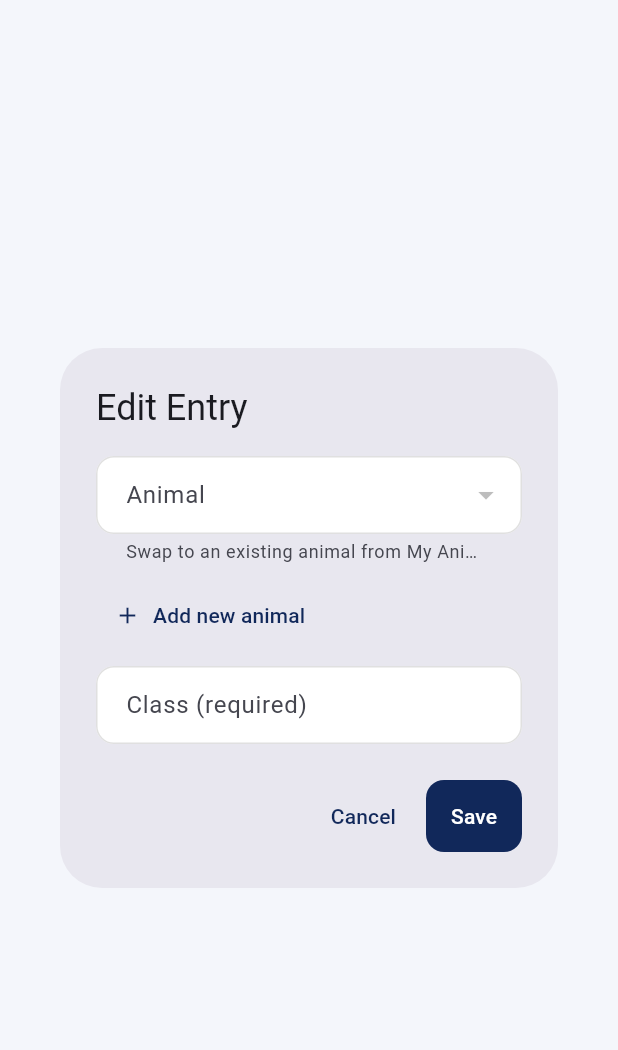
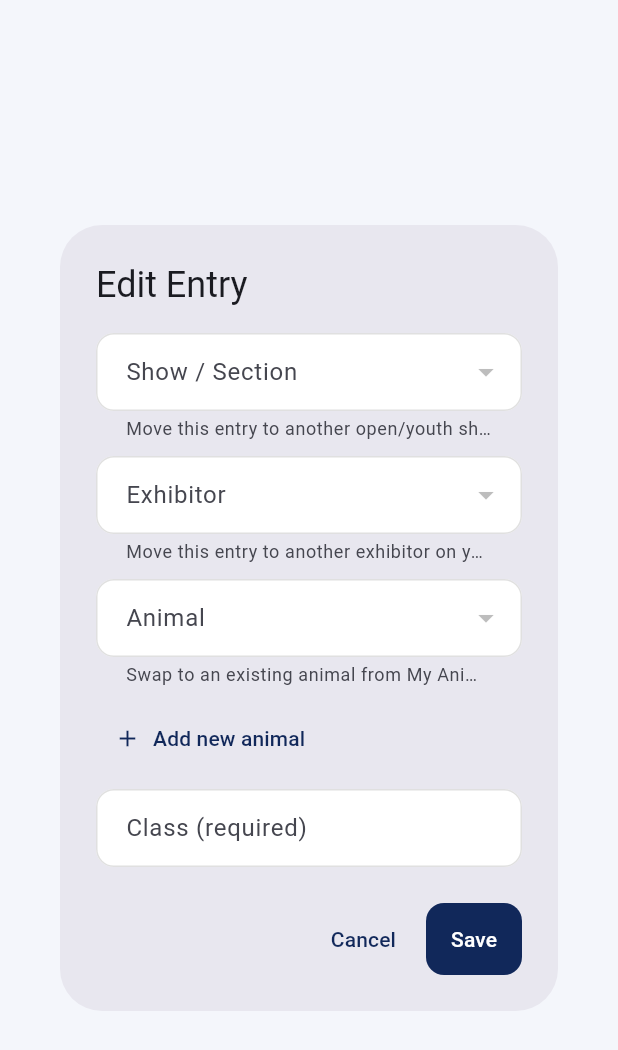
Before and after one commit to hunterinteractive-app/ringmaster-show, a Flutter app: the _EditEntryDialogV2 widget shown alone on an empty page, opened directly with empty values, on a phone screen of 412 x 824 dp. Shown: the top 1050 px of the screen. Run offline on Flutter 3.47's test engine with Material 3 defaults, Android fonts, the phone set to English and light mode, and no system bars; our stand-ins replace pdf, printing, supabase_flutter; missing offline and left inert: dart:html, file_selector; accounts and stored records are empty; network calls fail.

Commit message:
Updated the my entries screen to make adjuments

```diff
--- a/lib/screens/my_entries_screen.dart
+++ b/lib/screens/my_entries_screen.dart
@@ -347,6 +347,19 @@ class _MyEntriesScreenState extends State<MyEntriesScreen> {
     return (rows as List).cast<Map<String, dynamic>>();
   }
 
+  Future<List<Map<String, dynamic>>> _loadMyExhibitors() async {
+    final userId = AppSession.effectiveUserId;
+    if (userId == null) return [];
+
+    final rows = await supabase
+        .from('exhibitors')
+        .select('id,showing_name,display_name')
+        .eq('owner_user_id', userId)
+        .order('display_name', ascending: true);
+
+    return (rows as List).cast<Map<String, dynamic>>();
+  }
+
   Future<void> _editEntry(Map<String, dynamic> entry) async {
     if (AppSession.isSupportMode) {
       setState(() {
@@ -364,13 +377,46 @@ class _MyEntriesScreenState extends State<MyEntriesScreen> {
     }
 
     final animals = await _loadMyAnimals();
+    final exhibitors = await _loadMyExhibitors();
+    final showSections = _sectionsById.values
+        .where((s) => (s['show_id'] ?? '').toString() == showId)
+        .toList()
+      ..sort((a, b) {
+        int kindRank(dynamic value) {
+          final v = (value ?? '').toString().trim().toLowerCase();
+          if (v == 'open') return 0;
+          if (v == 'youth') return 1;
+          return 99;
+        }
+
+        int toInt(dynamic value, [int fallback = 9999]) {
+          if (value == null) return fallback;
+          if (value is int) return value;
+          return int.tryParse(value.toString()) ?? fallback;
+        }
+
+        final kindCmp = kindRank(a['kind']).compareTo(kindRank(b['kind']));
+        if (kindCmp != 0) return kindCmp;
+
+        final sortCmp = toInt(a['sort_order']).compareTo(toInt(b['sort_order']));
+        if (sortCmp != 0) return sortCmp;
+
+        return (a['letter'] ?? '').toString().compareTo(
+              (b['letter'] ?? '').toString(),
+            );
+      });
 
     final result = await showDialog<_EditEntryResult>(
       context: context,
       builder: (_) => _EditEntryDialogV2(
         initialClassName: (entry['class_name'] ?? '').toString(),
         initialAnimalId: (entry['animal_id'] ?? '').toString(),
+        initialSectionId: (entry['section_id'] ?? '').toString(),
+        initialExhibitorId: (entry['exhibitor_id'] ?? '').toString(),
         animals: animals,
+        exhibitors: exhibitors,
+        sections: showSections,
+        sectionLabel: _sectionLabel,
         onAddNewAnimal: () async {
           await Navigator.push(
             context,
@@ -386,6 +432,26 @@ class _MyEntriesScreenState extends State<MyEntriesScreen> {
     final newClass = result.className.trim();
     if (newClass.isEmpty) {
       setState(() => _msg = 'Class is required.');
+      return;
+    }
+
+    final newSectionId = result.sectionId.trim();
+    if (newSectionId.isEmpty) {
+      setState(() => _msg = 'Show section is required.');
+      return;
+    }
+
+    final newExhibitorId = result.exhibitorId.trim();
+    if (newExhibitorId.isEmpty) {
+      setState(() => _msg = 'Exhibitor is required.');
+      return;
+    }
+
+    final exhibitorBelongsToAccount = exhibitors.any(
+      (e) => (e['id'] ?? '').toString() == newExhibitorId,
+    );
+    if (!exhibitorBelongsToAccount) {
+      setState(() => _msg = 'Selected exhibitor was not found on your account.');
       return;
     }
 
@@ -416,6 +482,8 @@ class _MyEntriesScreenState extends State<MyEntriesScreen> {
         'variety': a['variety'],
         'sex': a['sex'],
         'class_name': newClass,
+        'section_id': newSectionId,
+        'exhibitor_id': newExhibitorId,
       }).eq('id', entry['id']);
 
       await _load();
@@ -1395,24 +1463,38 @@ class _ShowExpansionCard extends StatelessWidget {
 class _EditEntryResult {
   final String animalId;
   final String className;
+  final String sectionId;
+  final String exhibitorId;
 
   _EditEntryResult({
     required this.animalId,
     required this.className,
+    required this.sectionId,
+    required this.exhibitorId,
   });
 }
 
 class _EditEntryDialogV2 extends StatefulWidget {
   final String initialAnimalId;
   final String initialClassName;
+  final String initialSectionId;
+  final String initialExhibitorId;
   final List<Map<String, dynamic>> animals;
+  final List<Map<String, dynamic>> exhibitors;
+  final List<Map<String, dynamic>> sections;
+  final String Function(String? sectionId) sectionLabel;
   final Future<void> Function() onAddNewAnimal;
   final Future<List<Map<String, dynamic>>> Function() reloadAnimals;
 
   const _EditEntryDialogV2({
     required this.initialAnimalId,
     required this.initialClassName,
+    required this.initialSectionId,
+    required this.initialExhibitorId,
     required this.animals,
+    required this.exhibitors,
+    required this.sections,
+    required this.sectionLabel,
     required this.onAddNewAnimal,
     required this.reloadAnimals,
   });
@@ -1424,6 +1506,8 @@ class _EditEntryDialogV2 extends StatefulWidget {
 class _EditEntryDialogV2State extends State<_EditEntryDialogV2> {
   late List<Map<String, dynamic>> _animals;
   late String _animalId;
+  late String _sectionId;
+  late String _exhibitorId;
   late TextEditingController _classCtrl;
   bool _busy = false;
 
@@ -1432,6 +1516,8 @@ class _EditEntryDialogV2State extends State<_EditEntryDialogV2> {
     super.initState();
     _animals = widget.animals;
     _animalId = widget.initialAnimalId;
+    _sectionId = widget.initialSectionId;
+    _exhibitorId = widget.initialExhibitorId;
     _classCtrl = TextEditingController(text: widget.initialClassName);
   }
 
@@ -1453,6 +1539,16 @@ class _EditEntryDialogV2State extends State<_EditEntryDialogV2> {
     return '$top — $breed • $variety • $sex';
   }
 
+  String _exhibitorLabel(Map<String, dynamic> e) {
+    final showingName = (e['showing_name'] ?? '').toString().trim();
+    if (showingName.isNotEmpty) return showingName;
+
+    final displayName = (e['display_name'] ?? '').toString().trim();
+    if (displayName.isNotEmpty) return displayName;
+
+    return (e['id'] ?? '').toString();
+  }
+
   Future<void> _addNewAnimal() async {
     setState(() => _busy = true);
     try {
@@ -1477,6 +1573,12 @@ class _EditEntryDialogV2State extends State<_EditEntryDialogV2> {
   Widget build(BuildContext context) {
     final hasSelected =
         _animals.any((a) => (a['id'] ?? '').toString() == _animalId);
+    final hasSelectedSection = widget.sections.any(
+      (s) => (s['id'] ?? '').toString() == _sectionId,
+    );
+    final hasSelectedExhibitor = widget.exhibitors.any(
+      (e) => (e['id'] ?? '').toString() == _exhibitorId,
+    );
 
     return AlertDialog(
       title: const Text('Edit Entry'),
@@ -1486,6 +1588,42 @@ class _EditEntryDialogV2State extends State<_EditEntryDialogV2> {
           child: Column(
             mainAxisSize: MainAxisSize.min,
             children: [
+              DropdownButtonFormField<String>(
+                value: hasSelectedSection ? _sectionId : null,
+                items: widget.sections.map((s) {
+                  final id = (s['id'] ?? '').toString();
+                  return DropdownMenuItem<String>(
+                    value: id,
+                    child: Text(widget.sectionLabel(id)),
+                  );
+                }).toList(),
+                onChanged: _busy
+                    ? null
+                    : (v) => setState(() => _sectionId = v ?? _sectionId),
+                decoration: const InputDecoration(
+                  labelText: 'Show / Section',
+                  helperText: 'Move this entry to another open/youth show section.',
+                ),
+              ),
+              const SizedBox(height: 10),
+              DropdownButtonFormField<String>(
+                value: hasSelectedExhibitor ? _exhibitorId : null,
+                items: widget.exhibitors.map((e) {
+                  final id = (e['id'] ?? '').toString();
+                  return DropdownMenuItem<String>(
+                    value: id,
+                    child: Text(_exhibitorLabel(e)),
+                  );
+                }).toList(),
+                onChanged: _busy
+                    ? null
+                    : (v) => setState(() => _exhibitorId = v ?? _exhibitorId),
+                decoration: const InputDecoration(
+                  labelText: 'Exhibitor',
+                  helperText: 'Move this entry to another exhibitor on your account.',
+                ),
+              ),
+              const SizedBox(height: 10),
               DropdownButtonFormField<String>(
                 value: hasSelected ? _animalId : null,
                 items: _animals.map((a) {
@@ -1542,6 +1680,8 @@ class _EditEntryDialogV2State extends State<_EditEntryDialogV2> {
                     _EditEntryResult(
                       animalId: _animalId,
                       className: _classCtrl.text,
+                      sectionId: _sectionId,
+                      exhibitorId: _exhibitorId,
                     ),
                   );
                 },
```
